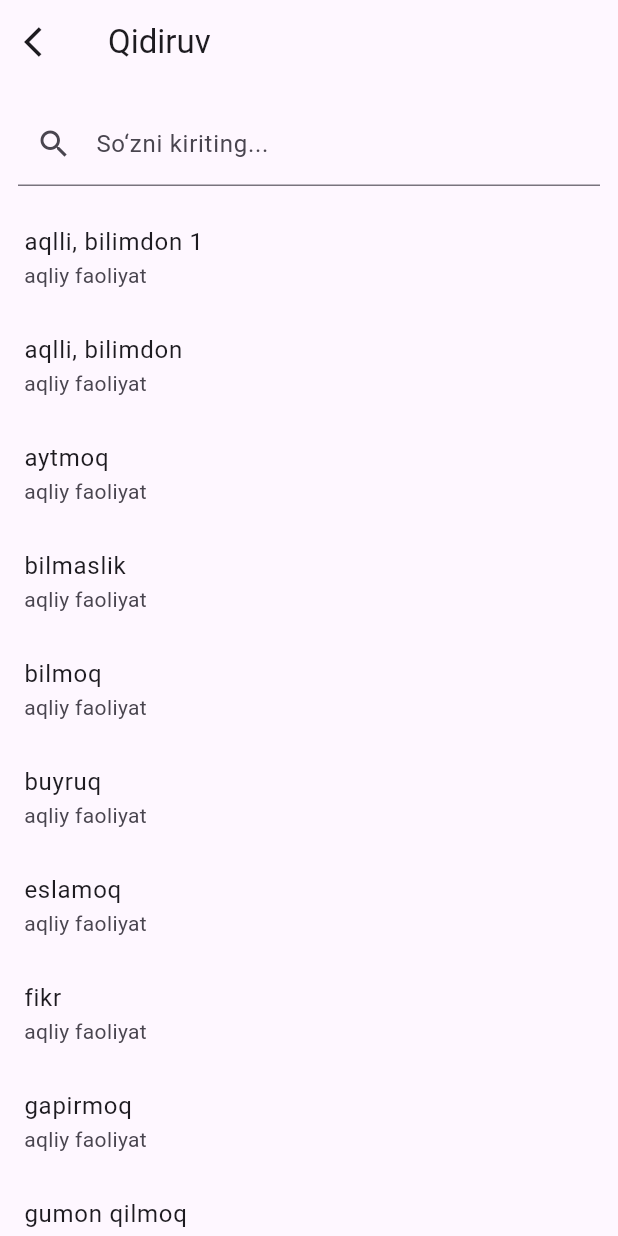
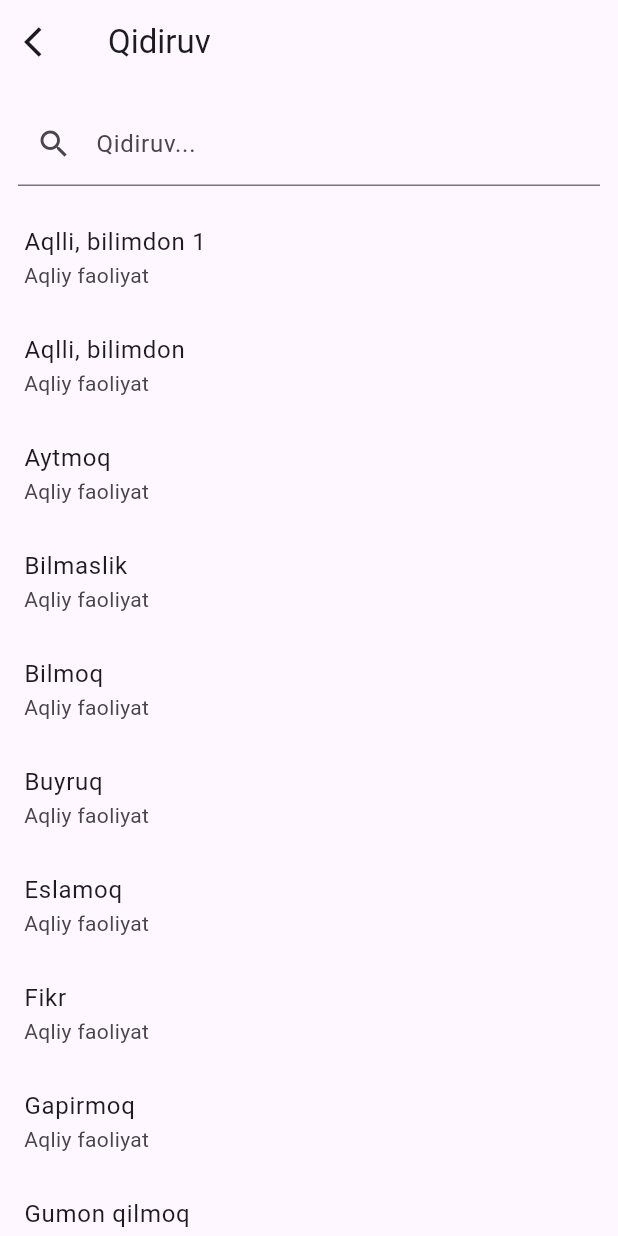
Before and after one commit to SayfiddinovJ/ishora_tech, a Flutter app: the DictionaryScreen screen opened by its route, after a tap on "Qidiruv...", on a phone screen of 412 x 824 dp. Run offline on Flutter 3.47's test engine with Material 3 defaults, Android fonts, the phone set to English and light mode, and no system bars; our stand-ins replace flutter_bloc, flutter_screenutil, shared_preferences, shimmer, video_player; accounts and stored records are empty.

Commit message:
some changes

```diff
--- a/lib/ui/dictionary/dictionary_screen.dart
+++ b/lib/ui/dictionary/dictionary_screen.dart
@@ -42,8 +42,6 @@ class DictionaryScreen extends StatelessWidget {
               onTap: () {
                 Navigator.pushNamed(context, RouteNames.search);
               },
-              child: Hero(
-                tag: 'search',
               child: Container(
                 width: double.infinity,
                 padding: EdgeInsets.symmetric(vertical: 10.h),
@@ -69,7 +67,6 @@ class DictionaryScreen extends StatelessWidget {
                 ),
               ),
             ),
-            ),
           ],
         ),
       ),
--- a/lib/ui/search/search_screen.dart
+++ b/lib/ui/search/search_screen.dart
@@ -3,6 +3,7 @@ import 'dart:convert';
 import 'package:flutter/services.dart';
 import 'package:ishora_tech/data/models/word_model.dart';
 import 'package:ishora_tech/ui/widgets/dialog.dart';
+import 'package:ishora_tech/utils/extensions/extensions.dart';
 
 class SearchScreen extends StatefulWidget {
   const SearchScreen({super.key});
@@ -60,15 +61,12 @@ class _SearchScreenState extends State<SearchScreen> {
         children: [
           Padding(
             padding: const EdgeInsets.all(12.0),
-            child: Hero(
-              tag: 'search',
-              child: TextField(
-                decoration: const InputDecoration(
-                  labelText: 'So‘zni kiriting...',
-                  prefixIcon: Icon(Icons.search),
-                ),
-                onChanged: _filterWords,
+            child: TextField(
+              decoration: const InputDecoration(
+                labelText: 'Qidiruv...',
+                prefixIcon: Icon(Icons.search),
               ),
+              onChanged: _filterWords,
             ),
           ),
           Expanded(
@@ -80,8 +78,8 @@ class _SearchScreenState extends State<SearchScreen> {
                       itemBuilder: (context, index) {
                         final word = filteredWords[index];
                         return ListTile(
-                          title: Text(word.word),
-                          subtitle: Text(word.category),
+                          title: Text(word.word.capitalize()),
+                          subtitle: Text(word.category.capitalize()),
                           onTap: () {
                             showVideoDialog(context, word);
                           },
--- a/pubspec.yaml
+++ b/pubspec.yaml
@@ -2,7 +2,7 @@ name: ishora_tech
 description: "A new Flutter project."
 publish_to: 'none' # Remove this line if you wish to publish to pub.dev
 
-version: 1.0.1+2
+version: 1.0.0+1
 
 environment:
   sdk: ^3.7.0
```
Also changed, not shown: lib/ui/drawer/drawer_screen.dart (+20 -4 lines), lib/ui/home/home_screen.dart (+22 -27 lines), lib/ui/widgets/dialog.dart (+12 -15 lines). Lines whose indentation alone changed are shown as unchanged.
